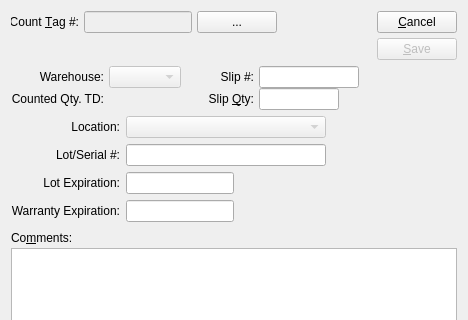
First picture: the form in guiclient/countSlip.ui, repository Pegasus-RPG/xtuple-client, before the edit; both pictures show x 0 to 468 and y 0 to 320 of the 468 by 463 pixel window.
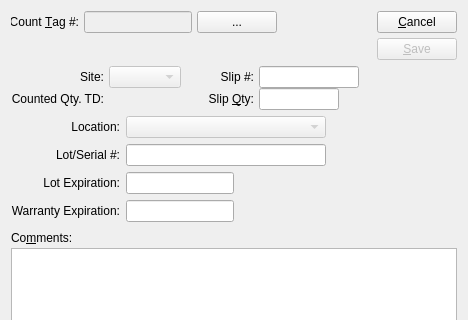
Second picture: the form after the edit. Custom widgets are drawn as their Qt base class.

Commit message: issue #6692:first pass for changing "Warehouse" to "Site"

```diff
--- a/guiclient/countSlip.ui
+++ b/guiclient/countSlip.ui
@@ -173,7 +173,7 @@
            <item>
             <widget class="QLabel" name="_warehouseLit" >
              <property name="text" >
-              <string>Warehouse:</string>
+              <string>Site:</string>
              </property>
              <property name="alignment" >
               <set>Qt::AlignRight|Qt::AlignTrailing|Qt::AlignVCenter</set>
```
The commit also changes 201 other files.
